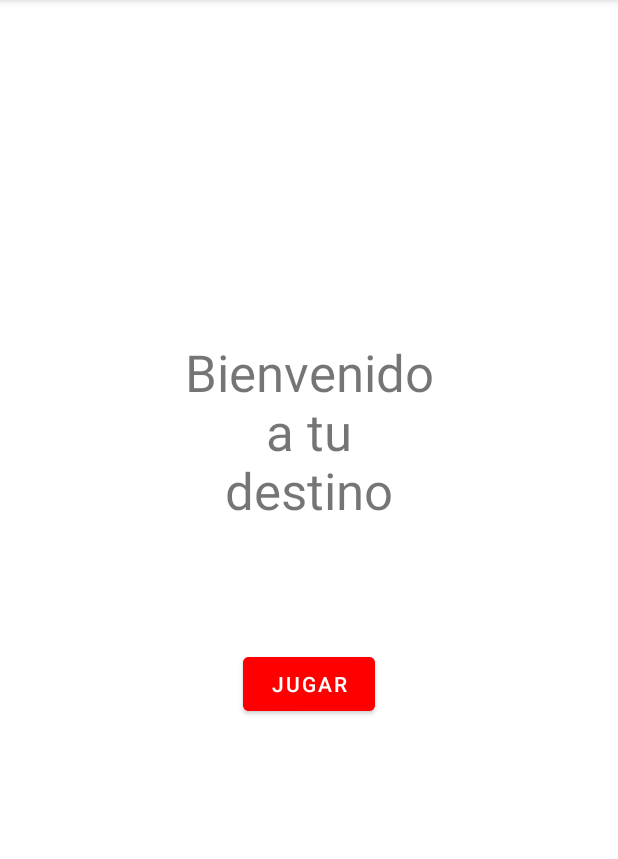
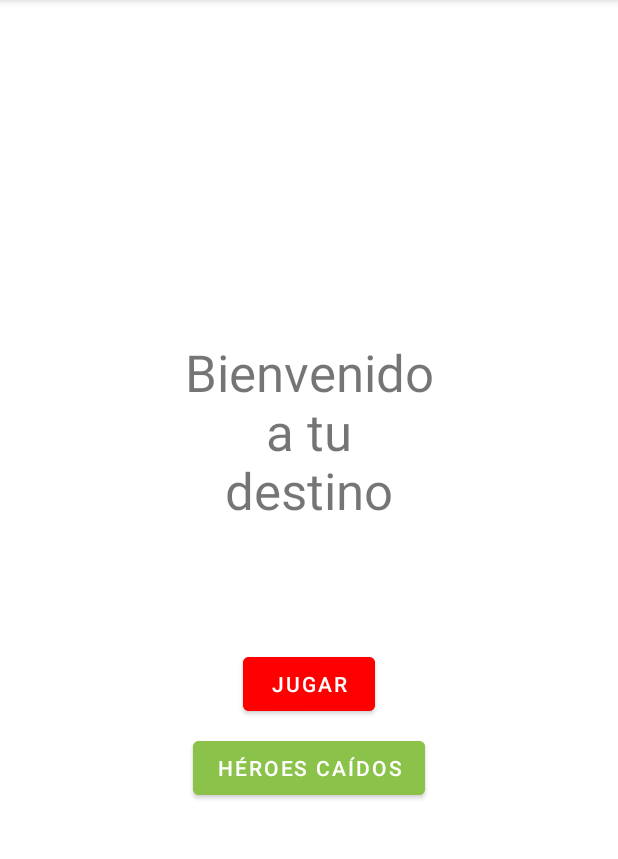
Before and after one commit to JoseManuelFuentesFernandez/creaciones, an Android app: the screen it shows after launch (MainActivity), on a phone screen of 412 x 824 dp, the part 84-943 px from its top. Run offline under Robolectric (Android 15) with nearby library versions, the light colour scheme and no system bars.

Commit message:
Preparativos FragmentHeroesList

```diff
--- a/Examen_Inicial/app/build.gradle
+++ b/Examen_Inicial/app/build.gradle
@@ -46,6 +46,7 @@ dependencies {
     implementation 'androidx.constraintlayout:constraintlayout:2.1.3'
     implementation 'androidx.preference:preference:1.2.0'
     implementation 'androidx.legacy:legacy-support-v4:1.0.0'
+    implementation 'androidx.recyclerview:recyclerview:1.3.0'
     testImplementation 'junit:junit:4.13.2'
     androidTestImplementation 'androidx.test.ext:junit:1.1.3'
     androidTestImplementation 'androidx.test.espresso:espresso-core:3.4.0'
--- a/Examen_Inicial/app/src/main/java/iestr/gag/examen/view/InicioFragment.kt
+++ b/Examen_Inicial/app/src/main/java/iestr/gag/examen/view/InicioFragment.kt
@@ -35,8 +35,9 @@ class InicioFragment : Fragment() {
             findNavController().navigate(InicioFragmentDirections.actionInicioFragmentToPreferenciasFragment())
         }
 
-        //TODO BOTON ADMIRAR HEROES CON LISTA DE HEROES Y PUNTOS
-
+        enlace.botonLista.setOnClickListener{
+            findNavController().navigate(InicioFragmentDirections.actionInicioFragmentToHeroesCaidosFragment())
+        }
 
         //TODO BOTON CONTINUAR PARTIDA
     }
--- a/Examen_Inicial/app/src/main/res/layout/fragment_inicio.xml
+++ b/Examen_Inicial/app/src/main/res/layout/fragment_inicio.xml
@@ -34,4 +34,15 @@
         app:layout_constraintTop_toTopOf="parent"
         app:layout_constraintVertical_bias="0.6" />
 
+    <Button
+        android:id="@+id/boton_lista"
+        android:layout_width="wrap_content"
+        android:layout_height="wrap_content"
+        android:layout_marginTop="8dp"
+        android:backgroundTint="#8BC34A"
+        android:text="HÉROES CAÍDOS"
+        app:layout_constraintEnd_toEndOf="parent"
+        app:layout_constraintStart_toStartOf="parent"
+        app:layout_constraintTop_toBottomOf="@+id/boton_nueva" />
+
 </androidx.constraintlayout.widget.ConstraintLayout>
--- a/Examen_Inicial/app/src/main/res/navigation/grafo.xml
+++ b/Examen_Inicial/app/src/main/res/navigation/grafo.xml
@@ -13,6 +13,9 @@
         <action
             android:id="@+id/action_inicioFragment_to_preferenciasFragment"
             app:destination="@id/preferenciasFragment" />
+        <action
+            android:id="@+id/action_inicioFragment_to_heroesCaidosFragment"
+            app:destination="@id/heroesCaidosFragment" />
     </fragment>
     <fragment
         android:id="@+id/partidaFragment"
@@ -41,4 +44,9 @@
             android:id="@+id/action_preferenciasFragment_to_partidaFragment"
             app:destination="@id/partidaFragment" />
     </fragment>
+    <fragment
+        android:id="@+id/heroesCaidosFragment"
+        android:name="iestr.gag.examen.view.HeroesCaidosFragment"
+        android:label="fragment_heroes_caidos_list"
+        tools:layout="@layout/fragment_heroes_caidos_list" />
 </navigation>
--- /dev/null
+++ b/Examen_Inicial/app/src/main/res/values/dimens.xml
@@ -0,0 +1,4 @@
+<?xml version="1.0" encoding="utf-8"?>
+<resources>
+    <dimen name="text_margin">16dp</dimen>
+</resources>
```
Also changed, not shown: Examen_Inicial/app/src/main/java/iestr/gag/examen/view/HeroesCaidosFragment.kt (added, +62 -0 lines), Examen_Inicial/app/src/main/java/iestr/gag/examen/view/MyheroecaidoRecyclerViewAdapter.kt (added, +51 -0 lines), Examen_Inicial/app/src/main/java/iestr/gag/examen/view/placeholder/PlaceholderContent.kt (added, +57 -0 lines), Examen_Inicial/app/src/main/res/layout/fragment_heroe_caido.xml (added, +21 -0 lines), Examen_Inicial/app/src/main/res/layout/fragment_heroes_caidos_list.xml (added, +13 -0 lines).
